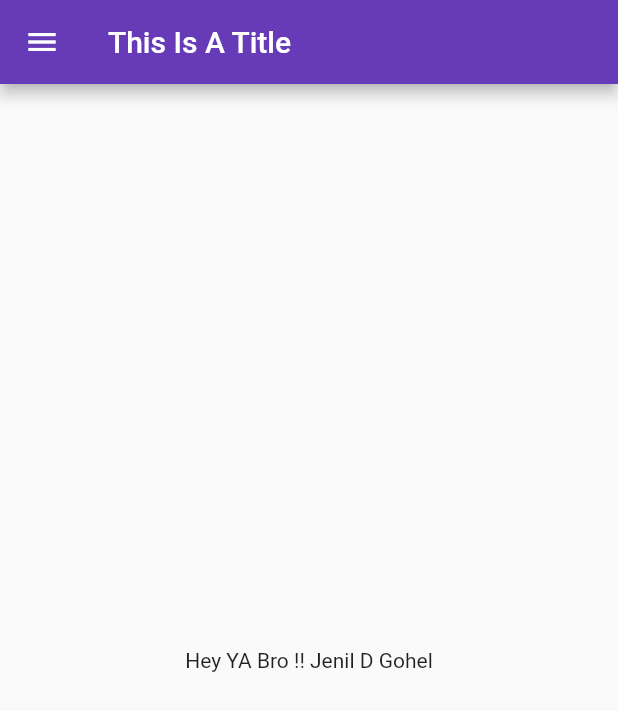
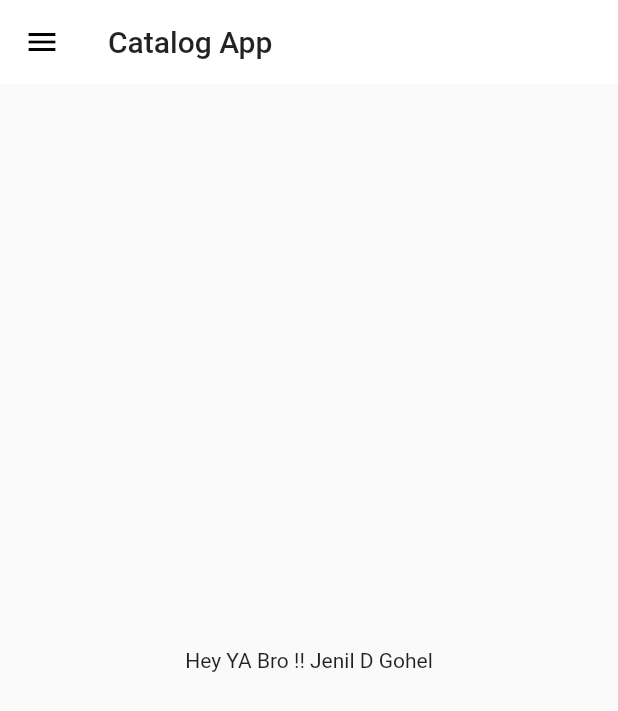
Before and after one commit to TheJenilDGohel/Learning-Flutter, a Flutter app: the screen it shows after launch, on a phone screen of 412 x 824 dp. Shown: the top 711 px of the screen. Run offline on Flutter 3.47's test engine with Material 2 defaults, Android fonts, the phone set to English and light mode, and no system bars; our stand-ins replace google_fonts; Roboto replaces fonts that are missing (Arimo).

Commit message:
themes done with new folder to organize

```diff
--- a/lib/main.dart
+++ b/lib/main.dart
@@ -1,4 +1,5 @@
 import 'package:flutter/material.dart';
+import 'package:flutter_application_1/themes/themes.dart';
 import 'package:flutter_application_1/utils/routes.dart';
 import 'package:google_fonts/google_fonts.dart';
 import 'package:flutter_application_1/pages/home_page.dart';
@@ -13,11 +14,8 @@ class MyApp extends StatelessWidget {
   Widget build(BuildContext context) {
     return MaterialApp(
       themeMode: ThemeMode.light,
-      theme: ThemeData(
-        primarySwatch: Colors.deepPurple,
-        fontFamily: GoogleFonts.arimo().fontFamily,
-      ),
-      darkTheme: ThemeData(brightness: Brightness.dark),
+      theme: MyTheme.lightTheme(context),
+      darkTheme: MyTheme.darkTheme(context),
       debugShowCheckedModeBanner: false,
       initialRoute: MyRoutes.homeRoute,
       routes: {
--- a/lib/pages/home_page.dart
+++ b/lib/pages/home_page.dart
@@ -8,7 +8,7 @@ class HomePage extends StatelessWidget {
     String name = "Jenil D Gohel";
     return Scaffold(
       appBar: AppBar(
-        title: Text("This Is A Title"),
+        title: Text("Catalog App"),
         shadowColor: Colors.black,
       ),
       body: Center(
--- /dev/null
+++ b/lib/themes/themes.dart
@@ -0,0 +1,20 @@
+import 'package:flutter/material.dart';
+import 'package:google_fonts/google_fonts.dart';
+
+class MyTheme {
+  static ThemeData lightTheme(BuildContext context) => ThemeData(
+        primarySwatch: Colors.deepPurple,
+        fontFamily: GoogleFonts.arimo().fontFamily,
+        appBarTheme: AppBarTheme(
+          color: Colors.white,
+          elevation: 0.0,
+          iconTheme: IconThemeData(color: Colors.black),
+          toolbarTextStyle: Theme.of(context).textTheme.bodyText2,
+          titleTextStyle: Theme.of(context).textTheme.headline6,
+        ),
+      );
+
+  static ThemeData darkTheme(BuildContext context) => ThemeData(
+        brightness: Brightness.dark,
+      );
+}
```
